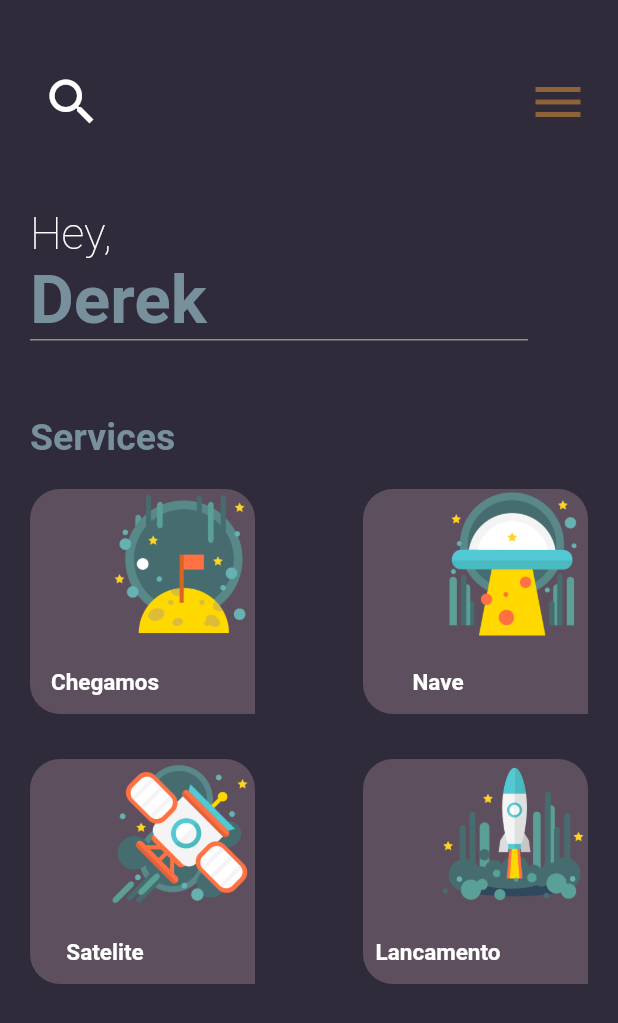
After one commit to marcelohenriq99/bookbarber_flutter, a Flutter app: the HomeScreen screen opened by its route, on a phone screen of 412 x 824 dp. The commit adds this screen. Shown: the top 1023 px of the screen. Run offline on Flutter 3.47's test engine with Material 2 defaults, Android fonts, the phone set to English and light mode, and no system bars.

Commit message:
refatorando o codigo

```diff
--- /dev/null
+++ b/lib/screens/home_screen.dart
@@ -0,0 +1,120 @@
+import 'package:bookbarber/themes/default_theme.dart';
+import 'package:bookbarber/widgets/home/service_item.dart';
+import 'package:flutter/material.dart';
+
+class HomeScreen extends StatefulWidget {
+  @override
+  _HomeScreenState createState() => _HomeScreenState();
+}
+
+class _HomeScreenState extends State<HomeScreen> {
+  @override
+  Widget build(BuildContext context) {
+    return Scaffold(
+      body: SingleChildScrollView(
+        child: Container(
+            padding: EdgeInsets.only(left: 20, right: 20),
+            width: double.infinity,
+            child: Column(
+              children: [
+                Padding(
+                  padding: EdgeInsets.only(top: 40),
+                  child: Row(
+                    mainAxisAlignment: MainAxisAlignment.spaceBetween,
+                    children: [
+                      IconButton(
+                        onPressed: () => false,
+                        icon: Icon(
+                          Icons.search,
+                          size: 40,
+                          color: Colors.white,
+                        ),
+                      ),
+                      IconButton(
+                        onPressed: () => false,
+                        icon: Icon(
+                          Icons.menu,
+                          size: 40,
+                          color: DefaultTheme.lightTheme.iconTheme.color,
+                        ),
+                      ),
+                    ],
+                  ),
+                ),
+                Container(
+                  padding: EdgeInsets.only(top: 50),
+                  child: Column(
+                    crossAxisAlignment: CrossAxisAlignment.stretch,
+                    children: [
+                      Text(
+                        "Hey,",
+                        style: TextStyle(
+                          fontSize: 30,
+                          color: Colors.white,
+                          fontWeight: FontWeight.w200,
+                        ),
+                      ),
+                      Text(
+                        "Derek",
+                        style: TextStyle(
+                            fontSize: 45,
+                            color: Colors.blueGrey[400],
+                            fontWeight: FontWeight.bold),
+                      ),
+                      Padding(
+                          padding: EdgeInsets.only(right: 40),
+                          child: Container(
+                            height: 1,
+                            color: Colors.brown[300],
+                          )),
+                      Padding(
+                        padding: EdgeInsets.only(top: 50),
+                        child: Text(
+                          "Services",
+                          style: TextStyle(
+                              fontSize: 25,
+                              color: Colors.blueGrey[400],
+                              fontWeight: FontWeight.bold),
+                        ),
+                      ),
+                      Padding(
+                        padding: EdgeInsets.only(top: 20),
+                        child: Row(
+                          mainAxisAlignment: MainAxisAlignment.spaceBetween,
+                          children: [
+                            ServiceItem(
+                              imageIcon: "assets/images/1.png",
+                              label: "Chegamos",
+                            ),
+                            ServiceItem(
+                              imageIcon: "assets/images/2.png",
+                              label: "Nave",
+                            ),
+                          ],
+                        ),
+                      ),
+                      Padding(
+                        padding: EdgeInsets.only(top: 30),
+                        child: Row(
+                          mainAxisAlignment: MainAxisAlignment.spaceBetween,
+                          children: [
+                            ServiceItem(
+                              imageIcon: "assets/images/3.png",
+                              label: "Satelite",
+                            ),
+                            ServiceItem(
+                              imageIcon: "assets/images/4.png",
+                              label: "Lancamento",
+                            ),
+                          ],
+                        ),
+                      )
+                    ],
+                  ),
+                ),
+              ],
+            )),
+      ),
+    );
+  }
+}
--- a/lib/screens/login_screen.dart
+++ b/lib/screens/login_screen.dart
@@ -1,4 +1,5 @@
 import 'package:bookbarber/themes/default_theme.dart';
+import 'package:bookbarber/utils/app_routes.dart';
 import 'package:flutter/material.dart';
 
 class LoginScreen extends StatelessWidget {
@@ -83,7 +84,8 @@ class LoginScreen extends StatelessWidget {
                     child: FlatButton(
                       padding: EdgeInsets.symmetric(
                           horizontal: 50.0, vertical: 10.0),
-                      onPressed: () => print('hello'),
+                      onPressed: () => Navigator.pushReplacementNamed(
+                          context, AppRoutes.HOME_ROUTE),
                       color: DefaultTheme.lightTheme.iconTheme.color,
                       shape: RoundedRectangleBorder(
                         borderRadius: BorderRadius.circular(20.0),
--- a/lib/utils/app_routes.dart
+++ b/lib/utils/app_routes.dart
@@ -1,4 +1,5 @@
 class AppRoutes {
   static const MAIN_ROUTE = '/';
   static const LOGIN_ROUTE = '/login';
+  static const HOME_ROUTE = '/home';
 }
--- /dev/null
+++ b/lib/widgets/home/service_item.dart
@@ -0,0 +1,53 @@
+import 'package:bookbarber/themes/default_theme.dart';
+import 'package:flutter/material.dart';
+
+class ServiceItem extends StatelessWidget {
+  final String imageIcon;
+  final String label;
+
+  ServiceItem({this.imageIcon, this.label});
+
+  @override
+  Widget build(BuildContext context) {
+    return Container(
+      //margin: EdgeInsets.only(right: 40),
+      width: 150,
+      height: 150,
+      child: Material(
+        borderRadius: BorderRadius.only(
+          topLeft: Radius.circular(20),
+          topRight: Radius.circular(20),
+          bottomLeft: Radius.circular(20),
+        ),
+        color: DefaultTheme.lightTheme.colorScheme.secondary,
+        child: InkWell(
+          borderRadius: BorderRadius.circular(20.0),
+          onTap: () => false,
+          //splashColor: Colors.redAccent,
+          child: Column(
+            children: [
+              Padding(
+                padding: EdgeInsets.only(left: 50),
+                child: Image.asset(
+                  imageIcon,
+                  height: 100,
+                  width: 100,
+                ),
+              ),
+              Padding(
+                padding: EdgeInsets.only(top: 20, right: 50),
+                child: Text(
+                  label,
+                  style: TextStyle(
+                      fontSize: 15,
+                      color: Colors.white,
+                      fontWeight: FontWeight.bold),
+                ),
+              )
+            ],
+          ),
+        ),
+      ),
+    );
+  }
+}
```
Also changed, not shown: lib/main.dart (+15 -102 lines), lib/screens/home.dart (deleted, +0 -228 lines), lib/utils/size_config.dart (added, +15 -0 lines), pubspec.yaml (+1 -11 lines), lib/data/dummy_services.dart (added).
